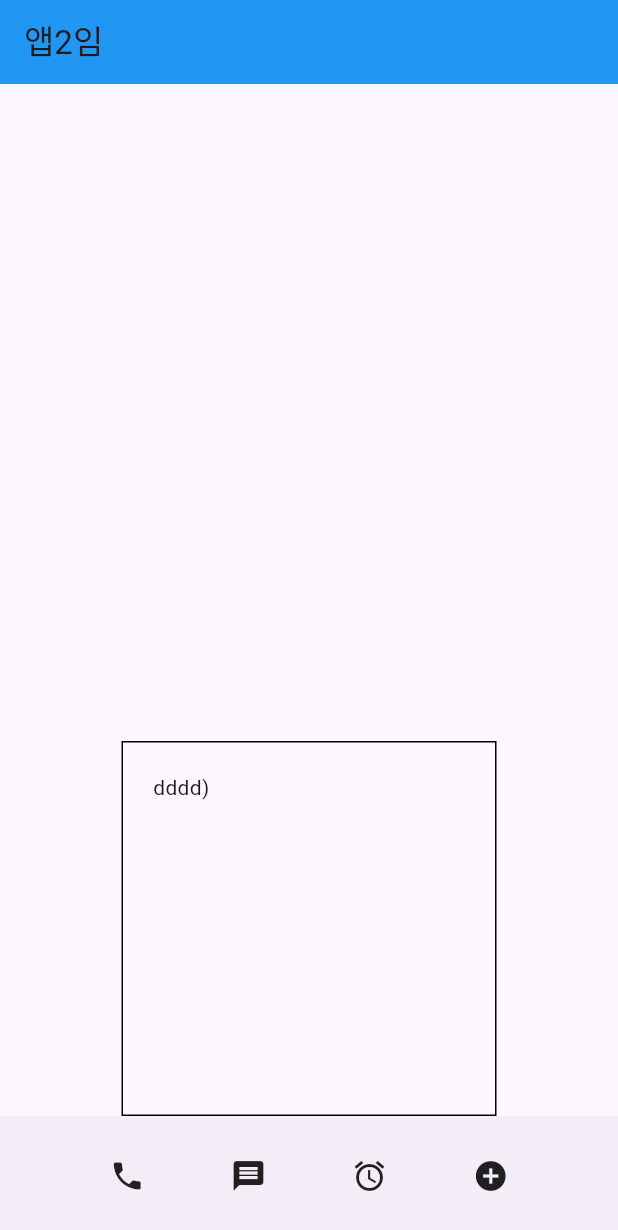
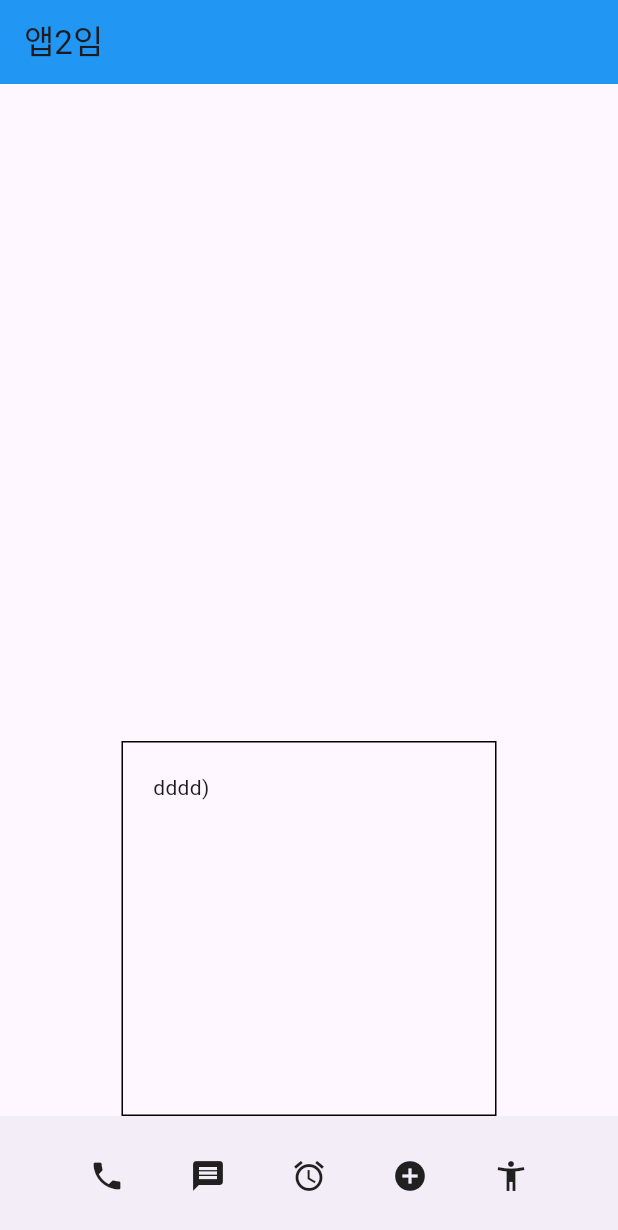
Before and after one commit to yechanlee/codingFlutterPractice2404, a Flutter app: the screen it shows after launch, on a phone screen of 412 x 824 dp. Shown: the top 1230 px of the screen. Run offline on Flutter 3.47's test engine with Material 3 defaults, Android fonts, the phone set to English and light mode, and no system bars.

Commit message:
아이콘 몇개 추가해보기

```diff
--- a/lib/main.dart
+++ b/lib/main.dart
@@ -39,7 +39,9 @@ class MyApp extends StatelessWidget {
                  Icon(Icons.phone),
                  Icon(Icons.message),
                  Icon(Icons.access_alarm),
-                 Icon(Icons.add_circle)
+                 Icon(Icons.add_circle),
+                 Icon(Icons.accessibility_new
+                 )
                ],
              ),
 
```
